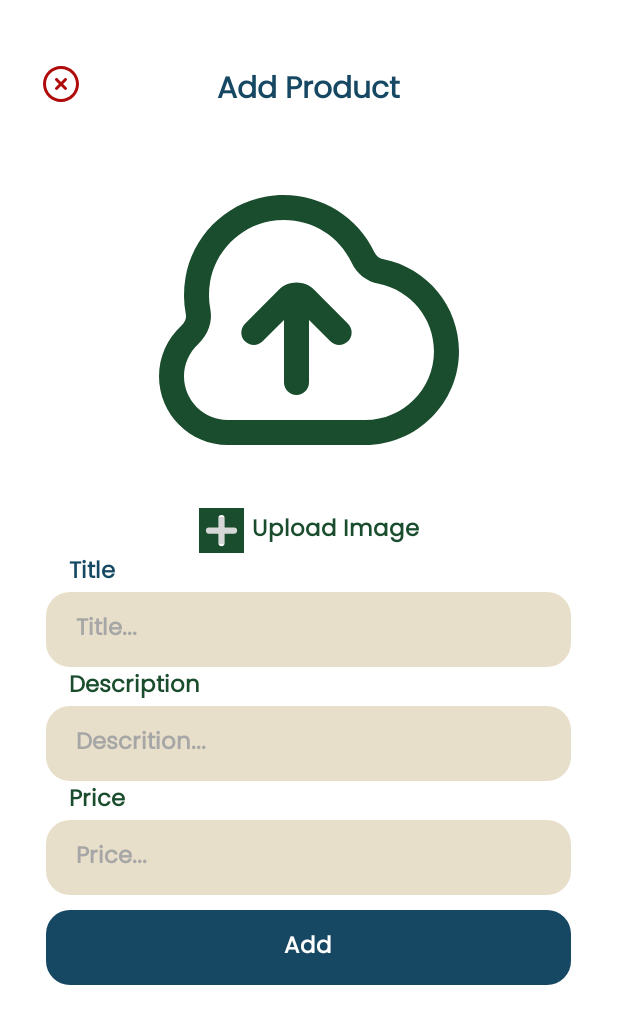
After one commit to ComeShoot/ELDROID_Pawsitive-Vibes-Pet-Supplies_FRI_130-430, an Android app: the AddProductActivity screen opened directly, with no data from a screen before it, on a phone screen of 412 x 824 dp. The commit adds this screen. Shown: the top 1024 px of the screen. Run offline under Robolectric (Android 15) with nearby library versions, the phone set to English and light mode, and no system bars.

Commit message:
Not Yet done need to revise this

```diff
--- a/app/src/main/AndroidManifest.xml
+++ b/app/src/main/AndroidManifest.xml
@@ -12,6 +12,9 @@
         android:supportsRtl="true"
         android:theme="@style/Theme.PawsitiveVibes"
         tools:targetApi="31">
+        <activity
+            android:name=".AddProductActivity"
+            android:exported="false" />
         <activity
             android:name=".SelectRoleActivity"
             android:exported="false" />
--- /dev/null
+++ b/app/src/main/java/com/project/pawsitivevibes/AddProductActivity.kt
@@ -0,0 +1,17 @@
+package com.project.pawsitivevibes
+
+import android.os.Bundle
+import androidx.activity.enableEdgeToEdge
+import androidx.appcompat.app.AppCompatActivity
+import androidx.core.view.ViewCompat
+import androidx.core.view.WindowInsetsCompat
+
+class AddProductActivity : AppCompatActivity() {
+    override fun onCreate(savedInstanceState: Bundle?) {
+        super.onCreate(savedInstanceState)
+
+        setContentView(R.layout.activity_add_product)
+
+
+    }
+}
--- /dev/null
+++ b/app/src/main/res/drawable/bg_semi_cardview.xml
@@ -0,0 +1,4 @@
+<shape xmlns:android="http://schemas.android.com/apk/res/android">
+    <solid android:color="#F4F1EB"/> <!-- Background color -->
+    <corners android:radius="16dp"/> <!-- Radius for rounded corners -->
+</shape>
--- a/app/src/main/res/drawable/ic_close.xml
+++ b/app/src/main/res/drawable/ic_close.xml
@@ -3,10 +3,10 @@
     android:height="24dp"
     android:viewportWidth="24"
     android:viewportHeight="24"
-    android:tint="#1A4D2E">
+    android:tint="#AF0B0B">
 
     <path
-        android:fillColor="#1A4D2E"
+        android:fillColor="#AF0B0B"
         android:pathData="M15.707,9.707l-2.293,2.293,2.293,2.293c0.391 0.391 0.391,1.023,0,1.414-0.19500 0.195-0.4510 0.293-0.707 0.293s-0.512-0.098-0.707-0.293l-2.293-2.293-2.293,2.293c-0.195 0.195-0.451 0.293-0.707 0.293s-0.512-0.098-0.707-0.293c-0.391-0.391-0.391-1.023,0-1.414l2.293-2.293-2.293-2.293c-0.391-0.391-0.391-1.023,0-1.414s1.023-0.391,1.414,0l2.293,2.293,2.293-2.293c0.391-0.391,1.023-0.391,1.414,0s0.391,1.023,0,1.414Zm8.293,2.293c0,6.617-5.383,12-12,12S0,18.617,0,12,5.383,0,12,0s12,5.383,12,12Zm-2,0c0-5.514-4.486-10-10-10S2,6.486,2,12s4.486,10,10,10,10-4.486,10-10Z"/>
 
 </vector>
--- a/app/src/main/res/drawable/rounded_edittext_background.xml
+++ b/app/src/main/res/drawable/rounded_edittext_background.xml
@@ -8,6 +8,6 @@
 <!--        android:color="@color/black" /> &lt;!&ndash; Adjust color as needed &ndash;&gt;-->
 
     <!-- Corner Radius -->
-    <corners android:radius="10dp" /> <!-- Adjust radius as needed -->
+    <corners android:radius="16dp" /> <!-- Adjust radius as needed -->
 
 </shape>
--- /dev/null
+++ b/app/src/main/res/layout/activity_add_product.xml
@@ -0,0 +1,286 @@
+<?xml version="1.0" encoding="utf-8"?>
+<androidx.constraintlayout.widget.ConstraintLayout xmlns:android="http://schemas.android.com/apk/res/android"
+    xmlns:app="http://schemas.android.com/apk/res-auto"
+    xmlns:tools="http://schemas.android.com/tools"
+    android:id="@+id/main"
+    android:layout_width="match_parent"
+    android:layout_height="match_parent"
+    android:background="@color/white"
+    tools:context=".AddProductActivity">
+
+    <LinearLayout
+        android:id="@+id/relativeLayout4"
+        android:layout_width="match_parent"
+        android:layout_height="wrap_content"
+        android:layout_marginTop="44dp"
+        android:orientation="horizontal"
+        app:layout_constraintEnd_toEndOf="parent"
+        app:layout_constraintHorizontal_bias="0.0"
+        app:layout_constraintStart_toStartOf="parent"
+        app:layout_constraintTop_toTopOf="parent"
+        tools:ignore="MissingConstraints">
+
+        <ImageButton
+            android:id="@+id/closebtn"
+            android:layout_width="50dp"
+            android:layout_height="match_parent"
+            android:layout_marginLeft="15dp"
+            android:background="@android:color/transparent"
+            android:src="@drawable/ic_close" />
+    </LinearLayout>
+
+
+    <LinearLayout
+        android:id="@+id/relativeLayout5"
+        android:layout_width="match_parent"
+        android:layout_height="wrap_content"
+        android:layout_marginTop="44dp"
+        android:gravity="center_horizontal"
+        android:orientation="horizontal"
+        app:layout_constraintEnd_toEndOf="parent"
+        app:layout_constraintHorizontal_bias="0.0"
+        app:layout_constraintStart_toStartOf="parent"
+        app:layout_constraintTop_toTopOf="parent"
+        tools:ignore="MissingConstraints">
+
+
+        <TextView
+            android:id="@+id/textView"
+            android:layout_width="wrap_content"
+            android:layout_height="wrap_content"
+            android:fontFamily="@font/poppins_reg"
+            android:gravity="center"
+            android:text="Add Product"
+            android:textColor="#164863"
+            android:textSize="20dp"
+            android:textStyle="bold" />
+
+    </LinearLayout>
+
+    <ScrollView
+        android:layout_width="match_parent"
+        android:layout_height="0dp"
+        app:layout_constraintBottom_toBottomOf="parent"
+        app:layout_constraintTop_toBottomOf="@+id/relativeLayout5">
+
+        <LinearLayout
+            android:layout_width="match_parent"
+            android:layout_height="wrap_content"
+            android:orientation="vertical"
+            android:padding="16dp">
+
+            <LinearLayout
+                android:id="@+id/linearLayout2"
+                android:layout_width="match_parent"
+                android:layout_height="wrap_content"
+                android:layout_margin="20dp"
+                android:background="@drawable/bg_greencard"
+                android:gravity="center_vertical"
+                android:orientation="horizontal"
+                app:layout_constraintEnd_toEndOf="parent"
+                app:layout_constraintStart_toStartOf="parent"
+                app:layout_constraintTop_toBottomOf="@+id/relativeLayout5"
+                tools:ignore="MissingConstraints">
+
+
+                <ImageView
+                    android:id="@+id/photoImageView"
+                    android:layout_width="match_parent"
+                    android:layout_height="200dp"
+                    android:scaleType="fitCenter"
+                    android:src="@drawable/ic_uploadimage" />
+
+            </LinearLayout>
+
+            <LinearLayout
+                android:id="@+id/linearLayout16"
+                android:layout_width="match_parent"
+                android:layout_height="wrap_content"
+                android:gravity="center"
+                android:orientation="horizontal"
+                android:paddingTop="5dp"
+                app:layout_constraintTop_toBottomOf="@+id/linearLayout2"
+                tools:ignore="MissingConstraints">
+
+                <ImageButton
+                    android:id="@+id/add_photo"
+                    android:layout_width="30dp"
+                    android:layout_height="30dp"
+                    android:layout_gravity="center"
+                    android:src="@drawable/ic_add"
+                    android:textAllCaps="false"
+                    android:textSize="14sp"
+                    tools:ignore="MissingConstraints" />
+
+                <TextView
+                    android:layout_width="wrap_content"
+                    android:layout_height="wrap_content"
+                    android:layout_gravity="center_vertical"
+                    android:layout_marginLeft="5dp"
+                    android:textColor="#1A4D2E"
+                    android:textStyle="bold"
+                    android:fontFamily="@font/poppins_reg"
+                    android:text="Upload Image"
+                    android:textSize="15sp" />
+            </LinearLayout>
+
+            <LinearLayout
+                android:id="@+id/linearLayout28"
+                android:layout_width="match_parent"
+                android:layout_height="wrap_content"
+                android:orientation="vertical"
+                app:layout_constraintBottom_toBottomOf="parent"
+                app:layout_constraintEnd_toEndOf="parent"
+                app:layout_constraintStart_toStartOf="parent"
+                app:layout_constraintTop_toBottomOf="@+id/linearLayout2"
+                tools:ignore="MissingConstraints">
+
+                <LinearLayout
+                    android:id="@+id/linearLayout9"
+                    android:layout_width="match_parent"
+                    android:layout_height="wrap_content"
+                    android:gravity="center"
+                    android:orientation="vertical"
+                    app:layout_constraintEnd_toEndOf="parent"
+                    app:layout_constraintHorizontal_bias="0.0"
+                    app:layout_constraintStart_toStartOf="parent"
+                    tools:ignore="MissingConstraints"
+                    tools:layout_editor_absoluteY="224dp">
+
+                    <TextView
+                        android:layout_width="wrap_content"
+                        android:layout_height="wrap_content"
+                        android:layout_gravity="left"
+                        android:layout_marginLeft="30dp"
+                        android:fontFamily="@font/poppins_reg"
+                        android:text="Title"
+                        android:textColor="#164863"
+                        android:textSize="15dp"
+                        android:textStyle="bold" />
+
+                    <EditText
+                        android:id="@+id/createPost"
+                        android:layout_width="350dp"
+                        android:layout_height="50dp"
+                        android:layout_weight="0"
+                        android:background="@drawable/rounded_edittext_background"
+                        android:backgroundTint="#E8DFCA"
+                        android:fontFamily="@font/poppins_reg"
+                        android:hint="Title..."
+                        android:paddingHorizontal="20dp"
+                        android:textColorHint="#A6A6A6"
+                        android:textSize="15sp"
+                        android:textStyle="bold" />
+
+                </LinearLayout>
+
+                <LinearLayout
+                    android:id="@+id/linearLayout10"
+                    android:layout_width="match_parent"
+                    android:layout_height="wrap_content"
+                    android:gravity="center"
+                    android:orientation="vertical"
+                    app:layout_constraintEnd_toEndOf="parent"
+                    app:layout_constraintHorizontal_bias="0.0"
+                    app:layout_constraintStart_toStartOf="parent"
+                    tools:ignore="MissingConstraints"
+                    tools:layout_editor_absoluteY="224dp">
+
+                    <TextView
+                        android:layout_width="wrap_content"
+                        android:layout_height="wrap_content"
+                        android:layout_gravity="left"
+                        android:layout_marginLeft="30dp"
+                        android:fontFamily="@font/poppins_reg"
+                        android:text="Description"
+                        android:textColor="#1A4D2E"
+                        android:textSize="15dp"
+                        android:textStyle="bold" />
+
+                    <EditText
+                        android:id="@+id/description"
+                        android:layout_width="350dp"
+                        android:layout_height="50dp"
+                        android:layout_weight="0"
+                        android:background="@drawable/rounded_edittext_background"
+                        android:backgroundTint="#E8DFCA"
+                        android:fontFamily="@font/poppins_reg"
+                        android:hint="Descrition..."
+                        android:paddingHorizontal="20dp"
+                        android:textColorHint="#A6A6A6"
+                        android:textSize="15sp"
+                        android:textStyle="bold" />
+
+                </LinearLayout>
+
+                <LinearLayout
+                    android:id="@+id/linearLayout11"
+                    android:layout_width="match_parent"
+                    android:layout_height="wrap_content"
+                    android:gravity="center"
+                    android:orientation="vertical"
+                    app:layout_constraintEnd_toEndOf="parent"
+                    app:layout_constraintHorizontal_bias="0.0"
+                    app:layout_constraintStart_toStartOf="parent"
+                    tools:ignore="MissingConstraints"
+                    tools:layout_editor_absoluteY="224dp">
+
+                    <TextView
+                        android:layout_width="wrap_content"
+                        android:layout_height="wrap_content"
+                        android:layout_gravity="left"
+                        android:layout_marginLeft="30dp"
+                        android:fontFamily="@font/poppins_reg"
+                        android:text="Price"
+                        android:textColor="#1A4D2E"
+                        android:textSize="15dp"
+                        android:textStyle="bold" />
+
+                    <EditText
+                        android:id="@+id/price"
+                        android:layout_width="350dp"
+                        android:layout_height="50dp"
+                        android:layout_weight="0"
+                        android:background="@drawable/rounded_edittext_background"
+                        android:backgroundTint="#E8DFCA"
+                        android:fontFamily="@font/poppins_reg"
+                        android:hint="Price..."
+                        android:paddingHorizontal="20dp"
+                        android:textColorHint="#A6A6A6"
+                        android:inputType="numberDecimal"
+                        android:textSize="15sp"
+                        android:textStyle="bold" />
+
+
+
+                    <LinearLayout
+                        android:layout_width="match_parent"
+                        android:layout_height="wrap_content"
+                        android:layout_margin="10dp"
+                        android:gravity="center"
+                        android:orientation="vertical"
+                        app:layout_constraintEnd_toEndOf="parent"
+                        app:layout_constraintHorizontal_bias="0.0"
+                        app:layout_constraintStart_toStartOf="parent"
+                        tools:ignore="MissingConstraints"
+                        tools:layout_editor_absoluteY="224dp">
+
+                        <Button
+                            android:id="@+id/addBtn"
+                            android:layout_width="350dp"
+                            android:layout_height="50dp"
+                            android:layout_weight="0"
+                            android:background="@drawable/rounded_edittext_background"
+                            android:backgroundTint="#E8DFCA"
+                            android:fontFamily="@font/poppins_reg"
+                            android:text="Add"
+                            android:textAllCaps="false"
+                            android:textSize="15sp"
+                            android:textStyle="bold" />
+
+                    </LinearLayout>
+                </LinearLayout>
+            </LinearLayout>
+        </LinearLayout>
+    </ScrollView>
+</androidx.constraintlayout.widget.ConstraintLayout>
```
